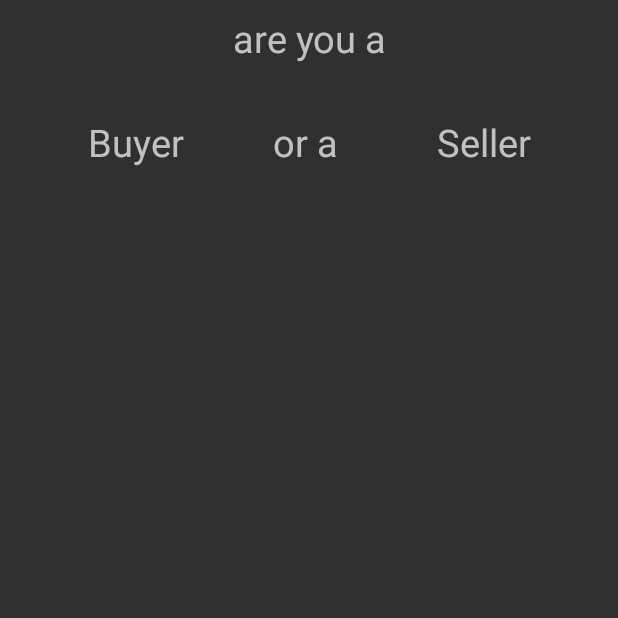
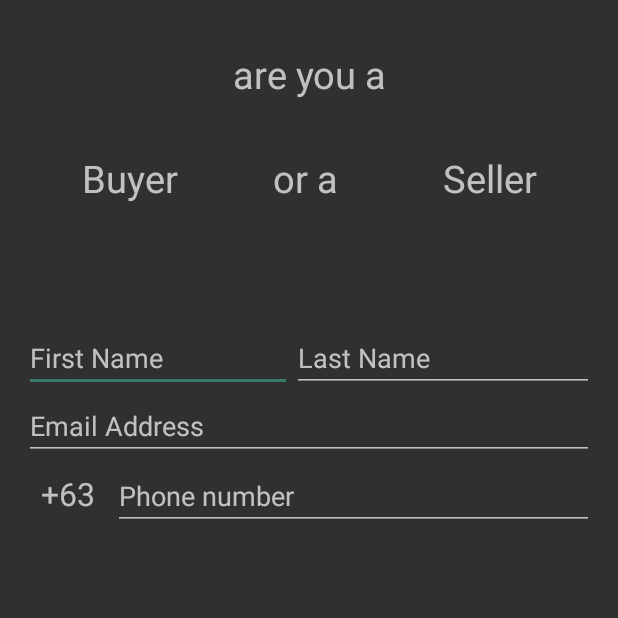
Before and after one commit to etindahan/eTindahan, an Android app: the RegisterActivity screen opened directly, with no data from a screen before it, on a phone screen of 412 x 824 dp, the top half of it. Run offline under Robolectric (Android 15) with nearby library versions, the phone set to English and light mode, and no system bars; Roboto replaces fonts that are not available here.

Commit message:
Switched login to main activity to launch at start. (TEMPORARY) Added some fields in registration.

```diff
--- a/app/src/main/AndroidManifest.xml
+++ b/app/src/main/AndroidManifest.xml
@@ -10,16 +10,15 @@
         android:supportsRtl="true"
         android:theme="@style/AppTheme">
         <activity android:name=".RegisterActivity"></activity>
-        <activity android:name=".LoginActivity" />
-        <activity android:name=".SplashScreen" />
-        <activity android:name=".MainActivity">
+            <activity android:name=".LoginActivity">
             <intent-filter>
                 <action android:name="android.intent.action.MAIN" />
 
                 <category android:name="android.intent.category.LAUNCHER" />
             </intent-filter>
         </activity>
-
+        <activity android:name=".SplashScreen" />
+        <activity android:name=".MainActivity"/>
         <meta-data
             android:name="preloaded_fonts"
             android:resource="@array/preloaded_fonts" />
--- a/app/src/main/java/com/etindahan/SplashScreen.java
+++ b/app/src/main/java/com/etindahan/SplashScreen.java
@@ -9,5 +9,8 @@ public class SplashScreen extends AppCompatActivity {
     protected void onCreate(Bundle savedInstanceState) {
         super.onCreate(savedInstanceState);
         setContentView(R.layout.activity_splash_screen);
+
+
+
     }
 }
--- a/app/src/main/res/layout/activity_login.xml
+++ b/app/src/main/res/layout/activity_login.xml
@@ -1,6 +1,5 @@
 <?xml version="1.0" encoding="utf-8"?>
-<android.support.constraint.ConstraintLayout
-    xmlns:android="http://schemas.android.com/apk/res/android"
+<android.support.constraint.ConstraintLayout xmlns:android="http://schemas.android.com/apk/res/android"
     xmlns:app="http://schemas.android.com/apk/res-auto"
     xmlns:tools="http://schemas.android.com/tools"
     android:layout_width="match_parent"
--- a/app/src/main/res/layout/activity_register.xml
+++ b/app/src/main/res/layout/activity_register.xml
@@ -8,11 +8,11 @@
 
     <LinearLayout
         android:id="@+id/linearLayout"
-        android:layout_width="395dp"
-        android:layout_height="134dp"
+        android:layout_width="407dp"
+        android:layout_height="124dp"
         android:layout_marginStart="8dp"
         android:layout_marginLeft="8dp"
-        android:layout_marginTop="8dp"
+        android:layout_marginTop="32dp"
         android:layout_marginEnd="8dp"
         android:layout_marginRight="8dp"
         android:orientation="vertical"
@@ -37,7 +37,7 @@
 
         <LinearLayout
             android:layout_width="match_parent"
-            android:layout_height="77dp"
+            android:layout_height="wrap_content"
             android:orientation="horizontal">
 
             <TextView
@@ -71,4 +71,87 @@
 
     </LinearLayout>
 
+    <LinearLayout
+        android:layout_width="0dp"
+        android:layout_height="306dp"
+        android:layout_marginStart="16dp"
+        android:layout_marginLeft="16dp"
+        android:layout_marginTop="60dp"
+        android:layout_marginEnd="16dp"
+        android:layout_marginRight="16dp"
+        android:layout_marginBottom="16dp"
+        android:orientation="vertical"
+        app:layout_constraintBottom_toBottomOf="parent"
+        app:layout_constraintEnd_toEndOf="parent"
+        app:layout_constraintHorizontal_bias="1.0"
+        app:layout_constraintStart_toStartOf="parent"
+        app:layout_constraintTop_toBottomOf="@+id/linearLayout"
+        app:layout_constraintVertical_bias="0.0">
+
+        <LinearLayout
+            android:layout_width="match_parent"
+            android:layout_height="wrap_content"
+            android:orientation="horizontal">
+
+            <EditText
+                android:id="@+id/editText4"
+                android:layout_width="77dp"
+                android:layout_height="wrap_content"
+                android:layout_weight="1"
+                android:ems="10"
+                android:hint="First Name"
+                android:inputType="textPersonName" />
+
+            <EditText
+                android:id="@+id/editText5"
+                android:layout_width="100dp"
+                android:layout_height="wrap_content"
+                android:layout_weight="1"
+                android:ems="10"
+                android:hint="Last Name"
+                android:inputType="textPersonName" />
+
+        </LinearLayout>
+
+        <LinearLayout
+            android:layout_width="match_parent"
+            android:layout_height="wrap_content"
+            android:orientation="vertical">
+
+            <EditText
+                android:id="@+id/editText6"
+                android:layout_width="match_parent"
+                android:layout_height="wrap_content"
+                android:ems="10"
+                android:hint="Email Address"
+                android:inputType="textPersonName" />
+
+        </LinearLayout>
+
+        <LinearLayout
+            android:layout_width="match_parent"
+            android:layout_height="wrap_content"
+            android:orientation="horizontal">
+
+            <TextView
+                android:id="@+id/textView2"
+                android:layout_width="53dp"
+                android:layout_height="45dp"
+                android:layout_weight="1"
+                android:gravity="center"
+                android:text="+63"
+                android:textSize="21sp" />
+
+            <EditText
+                android:id="@+id/editText8"
+                android:layout_width="314dp"
+                android:layout_height="wrap_content"
+                android:layout_weight="1"
+                android:ems="10"
+                android:hint="Phone number"
+                android:inputType="textPersonName" />
+        </LinearLayout>
+
+    </LinearLayout>
+
 </android.support.constraint.ConstraintLayout>
```
